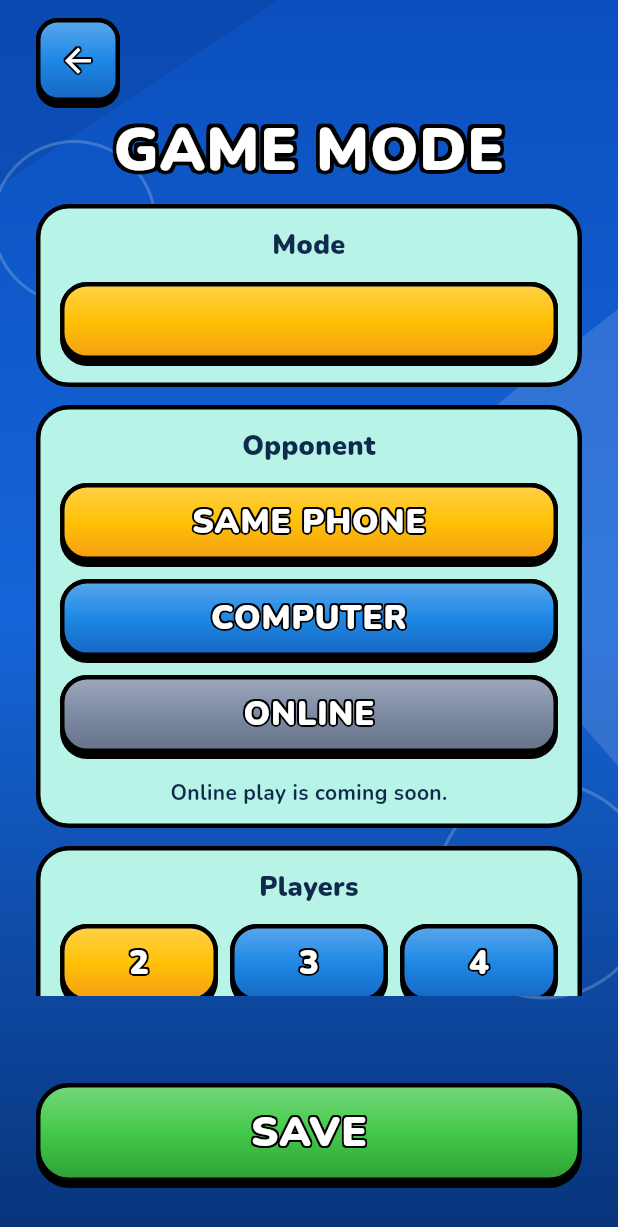
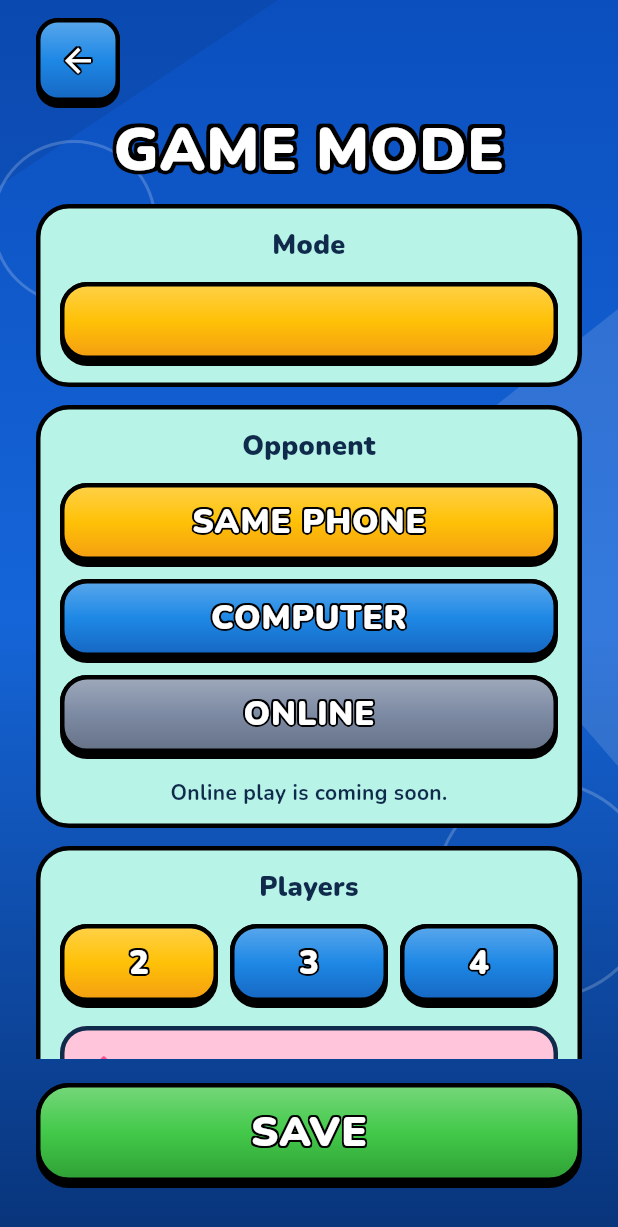
Before and after one commit to YuraIvanskyi/lines-game, a Flutter app: the GameModePage screen opened directly with empty values, on a phone screen of 412 x 824 dp. Shown: the top 1227 px of the screen. Run offline on Flutter 3.47's test engine with Material 3 defaults, Android fonts, the phone set to English and light mode, and no system bars; our stand-ins replace audioplayers, shared_preferences; accounts and stored records are empty.

Commit message:
Save returns to the menu that opened the page
Settings and Game mode store the choice and go straight back home, so
there is no extra Back tap. The Saved chip is gone with it. The
play-menu web scenario no longer assumes Computer is disabled.

Co-Authored-By: Claude Fable 5.2 <noreply@anthropic.com>

```diff
--- a/app/lib/home/game_mode_page.dart
+++ b/app/lib/home/game_mode_page.dart
@@ -1,5 +1,3 @@
-import 'dart:async';
-
 import 'package:flutter/material.dart';
 import 'package:rules/rules.dart';
 
@@ -31,8 +29,7 @@ class _GameModePageState extends State<GameModePage> {
   late int _count = widget.setup.playerCount;
   late Difficulty _difficulty = widget.setup.difficulty;
   final List<TextEditingController> _names = [];
-  bool _saved = false;
-  Timer? _savedTimer;
+  bool _saving = false;
 
   @override
   void didChangeDependencies() {
@@ -47,22 +44,18 @@ class _GameModePageState extends State<GameModePage> {
 
   @override
   void dispose() {
-    _savedTimer?.cancel();
     for (final name in _names) {
       name.dispose();
     }
     super.dispose();
   }
 
-  void _change(VoidCallback change) {
-    _savedTimer?.cancel();
-    setState(() {
-      change();
-      _saved = false;
-    });
-  }
+  void _change(VoidCallback change) => setState(change);
 
+  /// Stores the setup, then returns to the menu that opened this page.
   Future<void> _save() async {
+    if (_saving) return;
+    _saving = true;
     final copy = AppCopy.of(context);
     // A name left at its default keeps following the app language.
     final names = [
@@ -70,12 +63,7 @@ class _GameModePageState extends State<GameModePage> {
         _names[i].text.trim() == copy.player(i + 1) ? '' : _names[i].text.trim(),
     ];
     await widget.onSave(GameSetup(opponent: _opponent, playerCount: _count, names: names, difficulty: _difficulty));
-    if (!mounted) return;
-    _savedTimer?.cancel();
-    setState(() => _saved = true);
-    _savedTimer = Timer(const Duration(milliseconds: 1800), () {
-      if (mounted) setState(() => _saved = false);
-    });
+    if (mounted) widget.onBack();
   }
 
   @override
@@ -142,10 +130,7 @@ class _GameModePageState extends State<GameModePage> {
                         ),
                       ),
                     ),
-                    Padding(
-                      padding: const EdgeInsets.symmetric(vertical: 12),
-                      child: Align(alignment: Alignment.bottomCenter, child: PopSavedChip(label: copy.saved, visible: _saved)),
-                    ),
+                    const SizedBox(height: 16),
                     PopButton(label: copy.save, color: InkTheme.greenFace, onPressed: _save),
                   ],
                 ),
--- a/app/lib/settings/copy.dart
+++ b/app/lib/settings/copy.dart
@@ -62,7 +62,6 @@ class Copy {
     required this.soundOff,
     required this.languages,
     required this.save,
-    required this.saved,
     required this.legal,
     required this.privacyPolicy,
     required this.termsOfUse,
@@ -127,7 +126,6 @@ class Copy {
   final String soundOff;
   final String languages;
   final String save;
-  final String saved;
   final String legal;
   final String privacyPolicy;
   final String termsOfUse;
@@ -220,7 +218,6 @@ class Copy {
     soundOff: 'Sound off',
     languages: 'Languages',
     save: 'Save',
-    saved: 'Saved',
     legal: 'Legal',
     privacyPolicy: 'Privacy Policy',
     termsOfUse: 'Terms of Use',
@@ -295,7 +292,6 @@ class Copy {
     soundOff: 'Звук вимкнено',
     languages: 'Мови',
     save: 'Зберегти',
-    saved: 'Збережено',
     legal: 'Правова інформація',
     privacyPolicy: 'Конфіденційність',
     termsOfUse: 'Умови використання',
--- a/app/lib/theme/arcade_shell.dart
+++ b/app/lib/theme/arcade_shell.dart
@@ -360,47 +360,3 @@ class PopBlock extends StatelessWidget {
     );
   }
 }
-
-class PopSavedChip extends StatelessWidget {
-  const PopSavedChip({super.key, required this.label, required this.visible});
-
-  final String label;
-  final bool visible;
-
-  @override
-  Widget build(BuildContext context) {
-    return Semantics(
-      liveRegion: true,
-      label: visible ? label : null,
-      child: ExcludeSemantics(
-        child: AnimatedSlide(
-          duration: const Duration(milliseconds: 180),
-          curve: Curves.easeOutBack,
-          offset: visible ? Offset.zero : const Offset(0, 0.6),
-          child: AnimatedOpacity(
-            duration: const Duration(milliseconds: 180),
-            opacity: visible ? 1 : 0,
-            child: DecoratedBox(
-              decoration: BoxDecoration(
-                color: InkTheme.greenFace,
-                borderRadius: BorderRadius.circular(999),
-                border: Border.all(color: Colors.black, width: 3),
-              ),
-              child: Padding(
-                padding: const EdgeInsets.fromLTRB(12, 6, 16, 6),
-                child: Row(
-                  mainAxisSize: MainAxisSize.min,
-                  children: [
-                    const Icon(Icons.check_rounded, size: 22, color: InkTheme.cloud),
-                    const SizedBox(width: 6),
-                    OutlineLabel(label.toUpperCase(), size: 18),
-                  ],
-                ),
-              ),
-            ),
-          ),
-        ),
-      ),
-    );
-  }
-}
```
Also changed, not shown: app/lib/home/settings_page.dart (+8 -32 lines), 4 other files.
